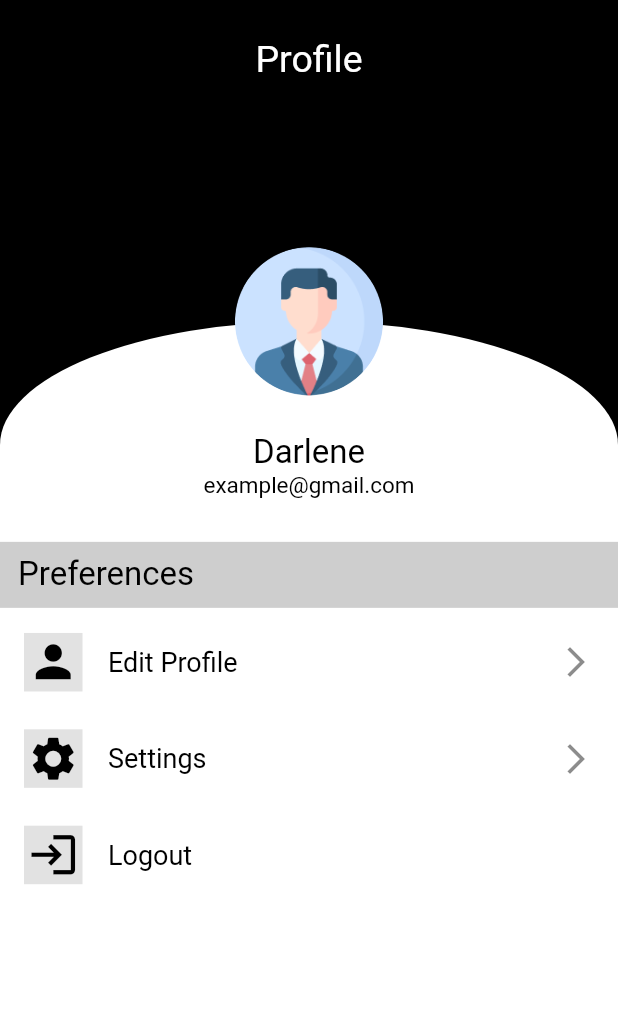
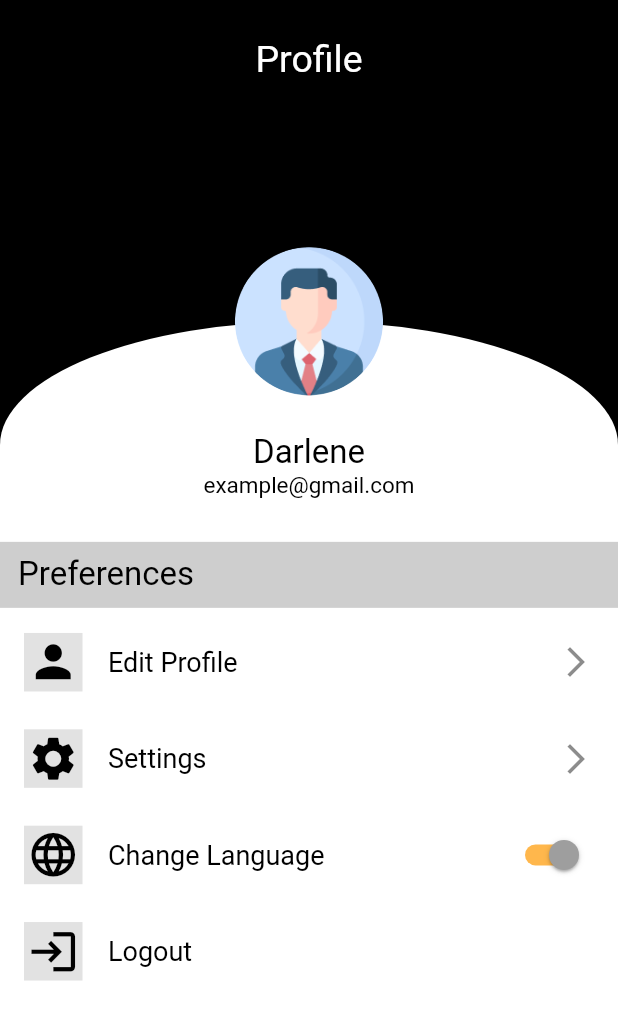
Before and after one commit to muhammadumair18/bottle_user_app, a Flutter app: the LayoutProfilePage screen opened directly, on a phone screen of 412 x 824 dp. Shown: the top 1020 px of the screen. Run offline on Flutter 3.47's test engine with Material 2 defaults, Android fonts, the phone set to English and light mode, and no system bars; our stand-ins replace camera, cloud_firestore, country_picker, firebase_auth, firebase_core, firebase_messaging and 14 more; missing offline and left inert: cached_video_player, custom_utils, place_picker, video_compress; accounts and stored records are empty; project files that could hold a hidden picture were left out.

Commit message:
Language change Switch

```diff
--- a/lib/controller/controller_user_registration_otp.dart
+++ b/lib/controller/controller_user_registration_otp.dart
@@ -64,6 +64,8 @@ class ControllerUserRegistrationOtp extends GetxController {
           Get.snackbar('Verification Failed', e.toString(),
               colorText: Colors.black,
               backgroundColor: Colors.deepPurpleAccent);
+          Get.back();
+          print(e);
         },
         codeSent: (String verificationID, int? resendToken) {
           _verificationid = verificationID;
--- a/lib/helpers/helpers.dart
+++ b/lib/helpers/helpers.dart
@@ -9,6 +9,7 @@ CollectionReference userref = FirebaseFirestore.instance.collection('users');
 CollectionReference postref=FirebaseFirestore.instance.collection('posts');
 String registraiontokenformessaging='';
 List<String> ChoicesofMenu=["Fund","SignOut","SignIn"];
+bool englishlanguage=true;
 
 
 void choiceAction(String choice){
--- a/lib/main.dart
+++ b/lib/main.dart
@@ -8,6 +8,7 @@ import 'package:firebase_messaging/firebase_messaging.dart';
 import 'package:flutter/material.dart';
 import 'package:flutter/services.dart';
 import 'package:flutter_local_notifications/flutter_local_notifications.dart';
+import 'package:flutter_phoenix/flutter_phoenix.dart';
 import 'package:get/get.dart';
 import 'package:sizer/sizer.dart';
 import 'package:camera/camera.dart';
@@ -61,7 +62,7 @@ void main() async{
     sound: true,
   );
   print('registraiontokenformessaging       ${registraiontokenformessaging}');
-  runApp(const MyApp());
+  runApp(Phoenix(child: const MyApp()));
 
   cameras = await availableCameras();
   String? gettingtoken = await FirebaseMessaging.instance.getToken();
@@ -148,7 +149,7 @@ class _MyAppState extends State<MyApp> {
       return GetMaterialApp(
         translationsKeys: AppTranslation.translations,
 
-        locale: Locale('en'),
+        locale: englishlanguage==true?Locale('en'):Locale('ur'),
         debugShowCheckedModeBanner: false,
         home:Directionality(
           textDirection: TextDirection.ltr,
--- a/lib/view/layout/layout_profile_page.dart
+++ b/lib/view/layout/layout_profile_page.dart
@@ -1,7 +1,9 @@
 import 'package:bottle_user_app/generated/locales.g.dart';
+import 'package:bottle_user_app/helpers/helpers.dart';
 import 'package:bottle_user_app/view/screens/screen_user_login.dart';
 import 'package:firebase_auth/firebase_auth.dart';
 import 'package:flutter/material.dart';
+import 'package:flutter_phoenix/flutter_phoenix.dart';
 import 'package:get/get.dart';
 import 'package:location/location.dart' as loc;
 import '../screens/screen_user_edit_profile.dart';
@@ -101,6 +103,34 @@ class _LayoutProfilePageState extends State<LayoutProfilePage> {
                     ),
                     SizedBox(height: Get.height * .01,),
                     ListTile(onTap: (){
+
+                    },
+                      leading: Container(
+                        padding: EdgeInsets.symmetric(vertical: 2,horizontal: 2),
+                        decoration: BoxDecoration(
+                            color: Colors.grey.withOpacity(0.3)
+                        ),
+                        child: Icon(Icons.language,color: Colors.black,size: 35,),
+                      ),
+                      title: Text("Change Language",style: TextStyle(
+                          color: Colors.black,
+                          fontSize: 18
+                      ),),
+                      trailing: Switch(
+                        value: englishlanguage,
+                        activeColor: Colors.grey,
+                        activeTrackColor: Colors.orange.withOpacity(0.7),
+                        onChanged: (bool value) {
+                          setState(() {
+                            englishlanguage=value;
+                          });
+                          Phoenix.rebirth(context);
+                        },
+
+                      ),
+                    ),
+                    SizedBox(height: Get.height * .01,),
+                    ListTile(onTap: (){
                       FirebaseAuth.instance.signOut();
                       Get.offAll(ScreenUserLogin());
                     },
--- a/lib/view/screens/screen_user_login.dart
+++ b/lib/view/screens/screen_user_login.dart
@@ -106,7 +106,7 @@ class _ScreenUserLoginState extends State<ScreenUserLogin> {
                               showCountryPicker(
                                   context: context,
                                   onSelect: (Country value) {
-                                    contrycode = value.phoneCode.toString();
+                                    contrycode = "+" + value.phoneCode.toString();
                                     value.phoneCode.toString();
                                     print(value.phoneCode.toString());
                                       print(contrycode);
--- a/lib/view/screens/screen_user_settings.dart
+++ b/lib/view/screens/screen_user_settings.dart
@@ -12,7 +12,9 @@ class ScreenUserSettings extends StatelessWidget {
 
   @override
   Widget build(BuildContext context) {
-    return Scaffold(
+    return Directionality(
+      textDirection: TextDirection.ltr,
+      child: Scaffold(
         backgroundColor: Colors.white,
         appBar: AppBar(centerTitle: true,elevation: 0,
           leading: IconButton(
@@ -103,6 +105,7 @@ class ScreenUserSettings extends StatelessWidget {
             ),
           ],
         ),
+      ),
     );
   }
 }
--- a/pubspec.yaml
+++ b/pubspec.yaml
@@ -66,6 +66,7 @@ dependencies:
   flutter_local_notifications: ^13.0.0
   flutter_launcher_icons: ^0.13.0
   country_picker: ^2.0.20
+  flutter_phoenix: ^1.1.0
 
 dev_dependencies:
   flutter_test:
```
Also changed, not shown: pubspec.lock. Lines whose indentation alone changed are shown as unchanged.
